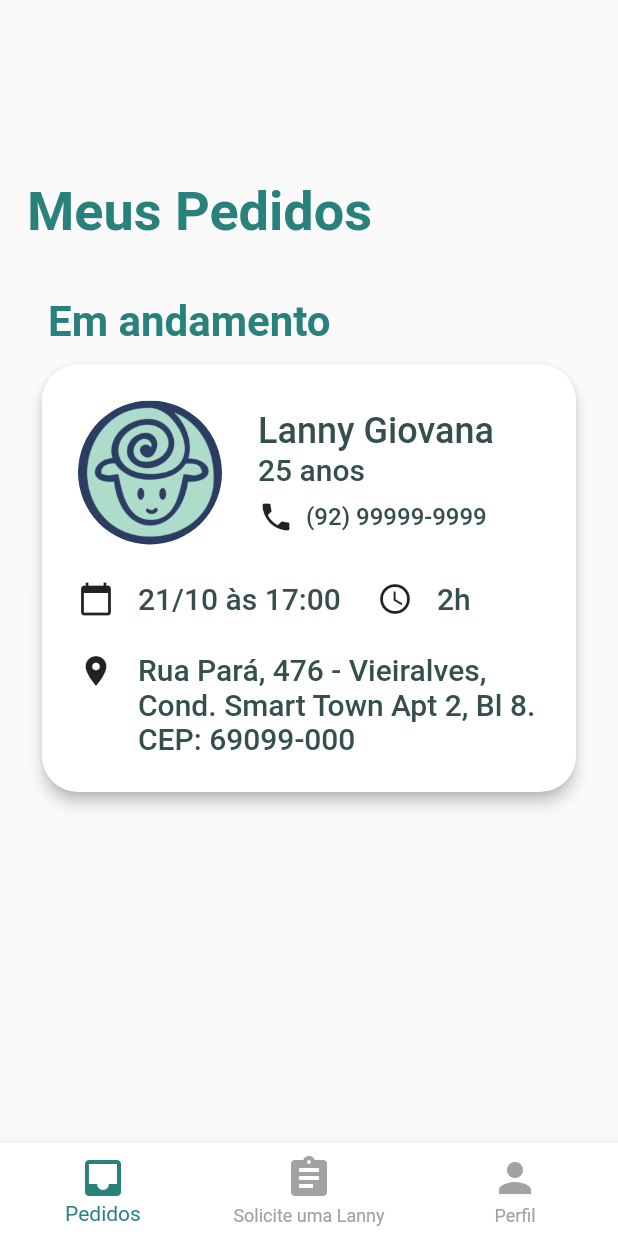
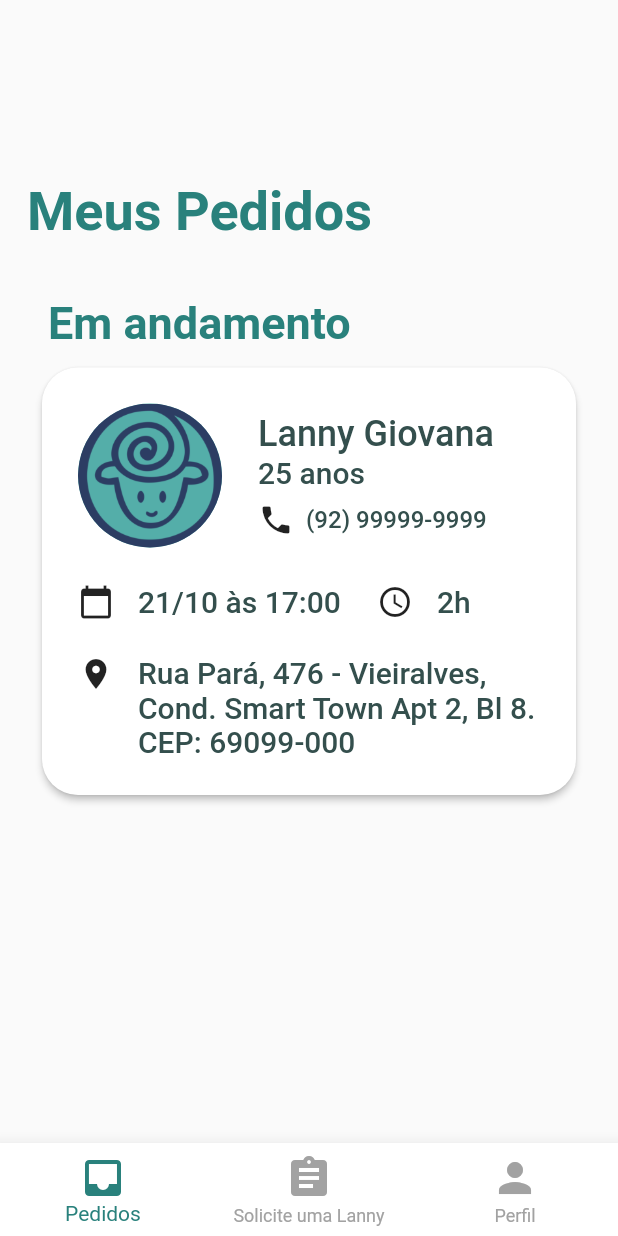
Before and after one commit to leonardossnt/agencia_la, a Flutter app: the ClientMainScreen screen opened directly, on a phone screen of 412 x 824 dp. Run offline on Flutter 3.47's test engine with Material 2 defaults, Android fonts, the phone set to English and light mode, and no system bars; our stand-ins replace email_validator, firebase_auth, firebase_core, mask_text_input_formatter; accounts and stored records are empty.

Commit message:
Refactor minor issues

```diff
--- a/lib/components/ongoing_order.dart
+++ b/lib/components/ongoing_order.dart
@@ -32,13 +32,13 @@ class OrderCard extends StatelessWidget {
   @override
   Widget build(BuildContext context) {
     return Card(
-      elevation: 4,
+      elevation: 2,
       color: AgenciaLaColors.background,
       shape: RoundedRectangleBorder(
         borderRadius: BorderRadius.circular(24),
       ),
       child: Padding(
-        padding: EdgeInsets.all(24),
+        padding: const EdgeInsets.all(24),
         child: Column(
           mainAxisSize: MainAxisSize.min,
           children: [
@@ -46,7 +46,7 @@ class OrderCard extends StatelessWidget {
               mainAxisSize: MainAxisSize.min,
               children: [
                 CircleAvatar(
-                  backgroundColor: AgenciaLaColors.lightPrimary,
+                  backgroundColor: AgenciaLaColors.primary,
                   backgroundImage: AssetImage(order.lanny.picture),
                   radius: 48,
                 ),
--- a/lib/components/title.dart
+++ b/lib/components/title.dart
@@ -43,7 +43,7 @@ class SectionTitle extends StatelessWidget {
         child: Text(
           title,
           style: TextStyle(
-            fontSize: 28,
+            fontSize: 30,
             fontWeight: FontWeight.w600,
             color: color,
           ),
```
